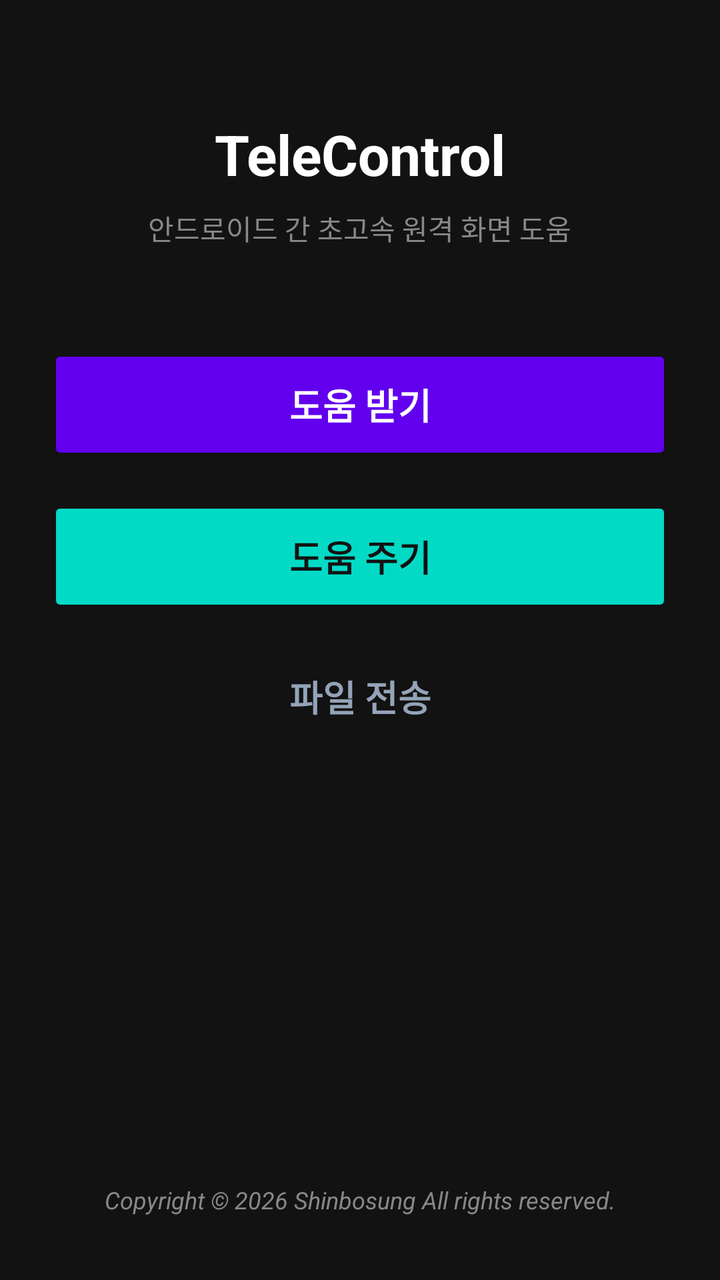
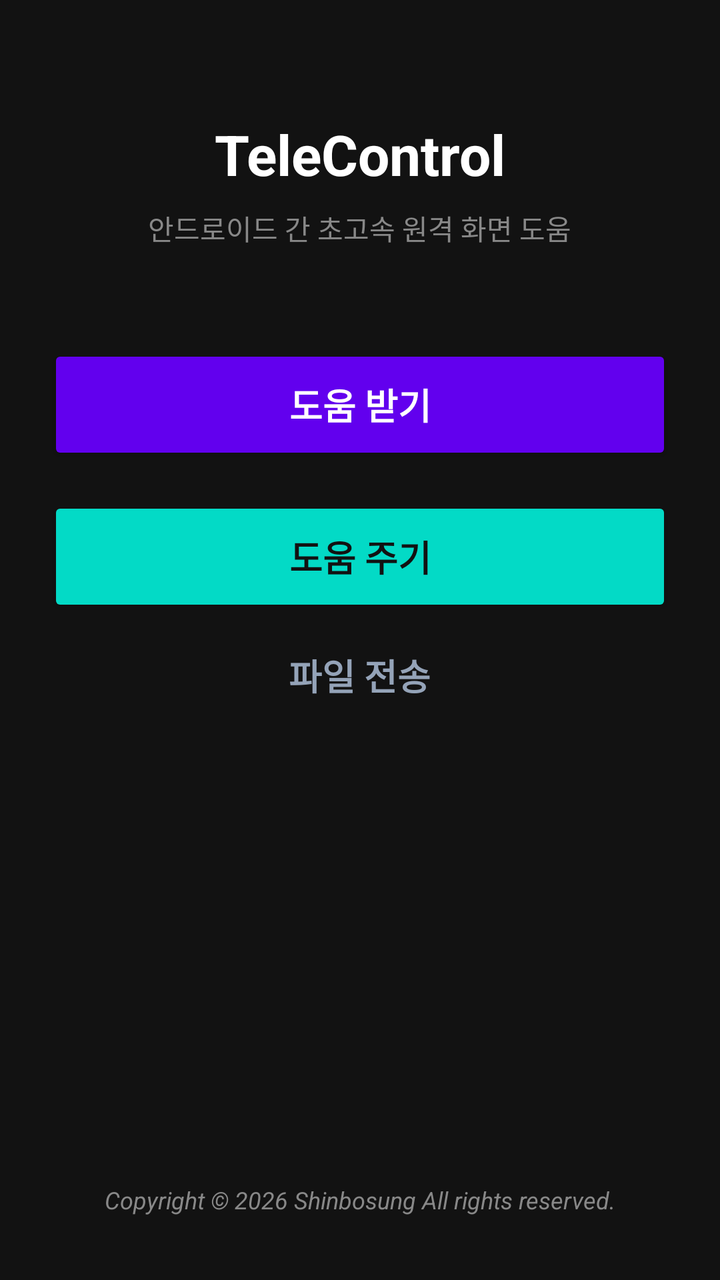

An Android layout rendered at two revisions. The XML below is the earlier revision; the diff shows what the commit changed to produce the second picture.
<!-- AndroidManifest.xml: application theme Theme.TeleControl -->
<!-- res/layout/activity_main.xml -->
<?xml version="1.0" encoding="utf-8"?>
<LinearLayout xmlns:android="http://schemas.android.com/apk/res/android"
    android:layout_width="match_parent"
    android:layout_height="match_parent"
    android:orientation="vertical"
    android:gravity="center_horizontal"
    android:paddingStart="24dp"
    android:paddingEnd="24dp"
    android:paddingTop="10mm"
    android:paddingBottom="24dp"
    android:background="#121212">

    <TextView
        android:layout_width="wrap_content"
        android:layout_height="wrap_content"
        android:text="TeleControl"
        android:textColor="#FFFFFF"
        android:textSize="28sp"
        android:textStyle="bold"
        android:layout_marginBottom="8dp"/>

    <TextView
        android:layout_width="wrap_content"
        android:layout_height="wrap_content"
        android:text="안드로이드 간 초고속 원격 화면 도움"
        android:textColor="#888888"
        android:textSize="14sp"
        android:layout_marginBottom="48dp"/>

    <Button
        android:id="@+id/btnHostMode"
        android:layout_width="match_parent"
        android:layout_height="60dp"
        android:text="도움 받기"
        android:textSize="18sp"
        android:textStyle="bold"
        android:textColor="#FFFFFF"
        android:backgroundTint="#6200EE"
        android:layout_marginBottom="16dp"
        android:insetTop="0dp"
        android:insetBottom="0dp"/>

    <Button
        android:id="@+id/btnClientMode"
        android:layout_width="match_parent"
        android:layout_height="60dp"
        android:text="도움 주기"
        android:textSize="18sp"
        android:textStyle="bold"
        android:textColor="#121212"
        android:backgroundTint="#03DAC6"
        android:insetTop="0dp"
        android:insetBottom="0dp"/>

    <Button
        android:id="@+id/btnFileTransfer"
        android:layout_width="wrap_content"
        android:layout_height="wrap_content"
        android:text="파일 전송"
        android:textSize="18sp"
        android:textStyle="bold"
        android:textColor="#94A3B8"
        android:background="@android:color/transparent"
        android:backgroundTint="@android:color/transparent"
        android:elevation="0dp"
        android:stateListAnimator="@null"
        android:layout_marginTop="16dp"/>

    
    <LinearLayout
        android:id="@+id/layoutIpInput"
        android:layout_width="match_parent"
        android:layout_height="wrap_content"
        android:orientation="horizontal"
        android:gravity="center_vertical"
        android:layout_marginTop="24dp"
        android:visibility="gone">

        <EditText
            android:id="@+id/edtIpAddress"
            android:layout_width="0dp"
            android:layout_height="55dp"
            android:layout_weight="1"
            android:hint="6자리 연결 ID 입력"
            android:textColorHint="#666666"
            android:textColor="#FFFFFF"
            android:inputType="number"
            android:maxLength="6"
            android:textSize="16sp"
            android:gravity="center_vertical"
            android:paddingStart="16dp"
            android:paddingEnd="16dp"
            android:background="#1E1E1E"/>

        <Button
            android:id="@+id/btnConnect"
            android:layout_width="wrap_content"
            android:layout_height="55dp"
            android:text="연결"
            android:textSize="18sp"
            android:textStyle="bold"
            android:backgroundTint="#03DAC6"
            android:textColor="#121212"
            android:insetTop="0dp"
            android:insetBottom="0dp"
            android:layout_marginStart="8dp"/>
    </LinearLayout>

    
    <View
        android:layout_width="match_parent"
        android:layout_height="0dp"
        android:layout_weight="1" />

    
    <TextView
        android:layout_width="wrap_content"
        android:layout_height="wrap_content"
        android:text="Copyright © 2026 Shinbosung All rights reserved."
        android:textColor="#888888"
        android:textSize="12sp"
        android:textStyle="italic"
        android:layout_marginBottom="8dp"/>

</LinearLayout>
<!-- resources referenced by this layout -->
<resources>
  <style name="Theme.TeleControl" parent="Theme.AppCompat.DayNight.NoActionBar">
          
      </style>
</resources>

<!-- the commit's change to res/layout/activity_main.xml (unified diff, before → after) -->
@@ -52,7 +52,7 @@
         android:insetTop="0dp"
         android:insetBottom="0dp"/>
 
-    <Button
+    <TextView
         android:id="@+id/btnFileTransfer"
         android:layout_width="wrap_content"
         android:layout_height="wrap_content"
@@ -60,10 +60,10 @@
         android:textSize="18sp"
         android:textStyle="bold"
         android:textColor="#94A3B8"
-        android:background="@android:color/transparent"
-        android:backgroundTint="@android:color/transparent"
-        android:elevation="0dp"
-        android:stateListAnimator="@null"
+        android:clickable="true"
+        android:focusable="true"
+        android:background="?android:attr/selectableItemBackground"
+        android:gravity="center"
         android:layout_marginTop="16dp"/>
 
     
